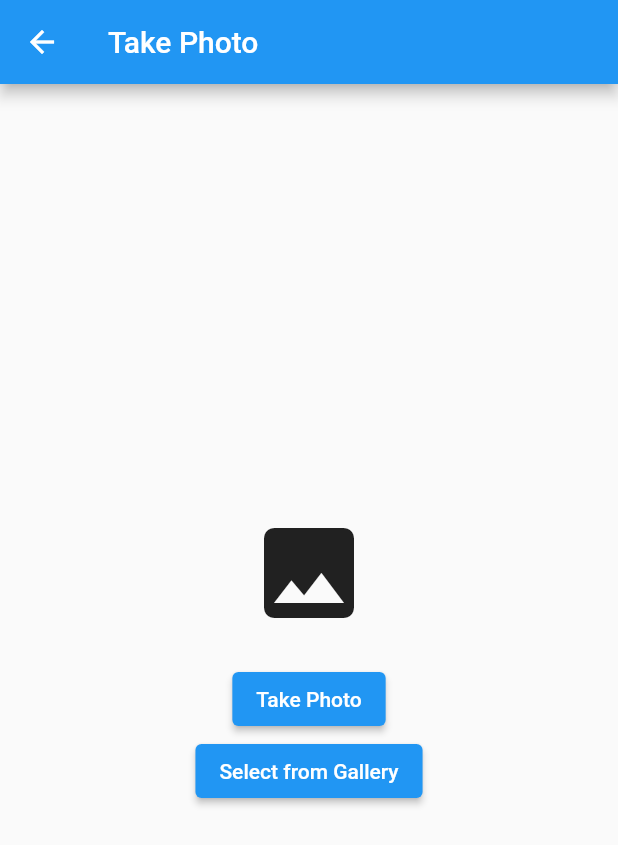
After one commit to spinoandraptos/Ichthyolog_Flutter, a Flutter app: the CameraPage screen opened directly, after a tap on "Select from Gallery", on a phone screen of 412 x 824 dp. The commit adds this screen. Shown: the top 845 px of the screen. Run offline on Flutter 3.47's test engine with Material 2 defaults, Android fonts, the phone set to English and light mode, and no system bars; our stand-ins replace flutter_secure_storage, gallery_saver, image_picker; accounts and stored records are empty.

Commit message:
added camera page

```diff
--- /dev/null
+++ b/lib/Routes/camerapage.dart
@@ -0,0 +1,59 @@
+import 'dart:io';
+import 'package:flutter/material.dart';
+import 'package:image_picker/image_picker.dart';
+import 'package:gallery_saver/gallery_saver.dart';
+
+class CameraPage extends StatefulWidget {
+  @override
+  _CameraPageState createState() => _CameraPageState();
+}
+
+class _CameraPageState extends State<CameraPage> {
+  File? _image;
+
+  Future<void> _takePhoto(ImageSource source) async {
+    final imagePicker = ImagePicker();
+    final pickedImage = await imagePicker.pickImage(source: source);
+
+    if (pickedImage != null) {
+      setState(() {
+        _image = File(pickedImage.path);
+      });
+
+      final savedFile = await GallerySaver.saveImage(_image!.path);
+      print('Photo saved: $savedFile');
+    }
+  }
+
+  Future<void> _selectFromGallery() async {
+    _takePhoto(ImageSource.gallery);
+  }
+
+  @override
+  Widget build(BuildContext context) {
+    return Scaffold(
+      appBar: AppBar(
+        title: const Text('Take Photo'),
+      ),
+      body: Center(
+        child: Column(
+          mainAxisAlignment: MainAxisAlignment.center,
+          children: [
+            _image != null
+                ? Image.file(_image!)
+                : const Icon(Icons.photo, size: 80),
+            const SizedBox(height: 20),
+            ElevatedButton(
+              onPressed: () => _takePhoto(ImageSource.camera),
+              child: const Text('Take Photo'),
+            ),
+            ElevatedButton(
+              onPressed: _selectFromGallery,
+              child: const Text('Select from Gallery'),
+            ),
+          ],
+        ),
+      ),
+    );
+  }
+}
--- a/pubspec.yaml
+++ b/pubspec.yaml
@@ -37,6 +37,8 @@ dependencies:
   cupertino_icons: ^1.0.2
   http: ^0.13.6
   flutter_secure_storage: ^8.0.0
+  image_picker: ^0.8.7+5
+  gallery_saver: ^2.3.2
 
 dev_dependencies:
   flutter_test:
```
Also changed, not shown: lib/Routes/homepage.dart (+13 -7 lines), pubspec.lock, 2 other files.
